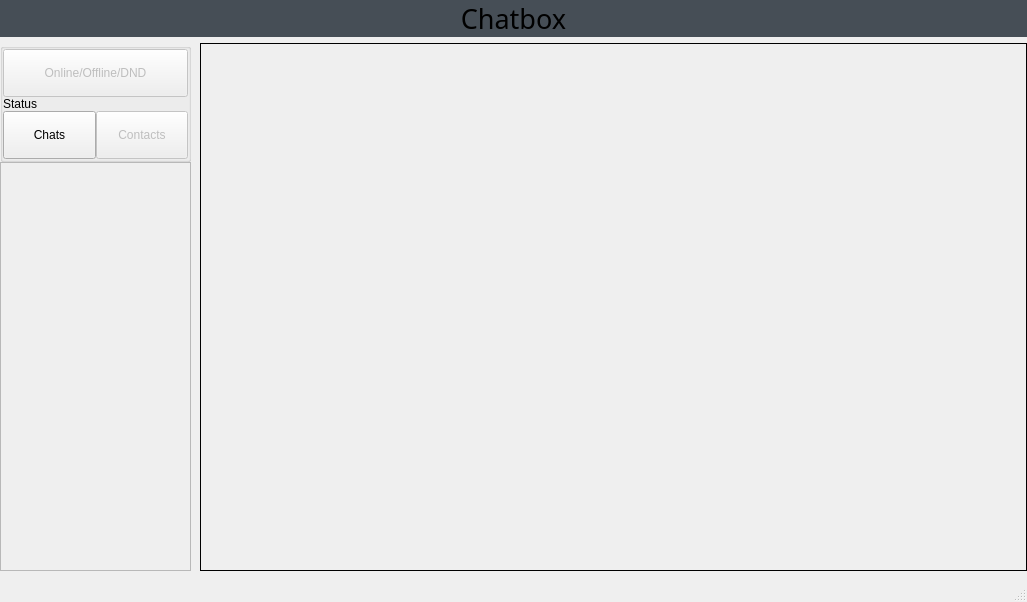
The window that Client_Chatbox/forms/mainwindow.ui (Schmock83/Chatbox) describes before a commit, drawn with Qt 5.
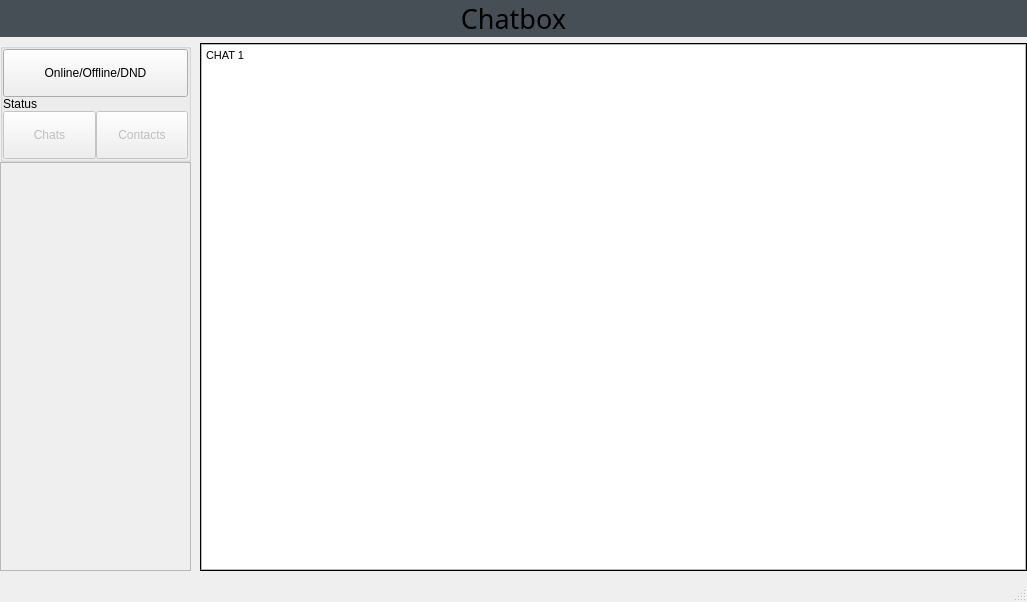
The same window after the commit. The open tabs and pages were chosen to show the change.

Commit message: added stylesheet for QLabel

Diff of the .ui file:
```diff
--- a/Client_Chatbox/forms/mainwindow.ui
+++ b/Client_Chatbox/forms/mainwindow.ui
@@ -483,16 +483,6 @@
                   </property>
                  </widget>
                 </item>
-                <item row="0" column="0">
-                 <widget class="QPushButton" name="pushButton_2">
-                  <property name="enabled">
-                   <bool>false</bool>
-                  </property>
-                  <property name="text">
-                   <string>Online/Offline/DND</string>
-                  </property>
-                 </widget>
-                </item>
                 <item row="2" column="0">
                  <layout class="QHBoxLayout" name="horizontalLayout_2">
                   <property name="spacing">
@@ -500,6 +490,9 @@
                   </property>
                   <item>
                    <widget class="QPushButton" name="chat_button">
+                    <property name="enabled">
+                     <bool>false</bool>
+                    </property>
                     <property name="text">
                      <string>Chats</string>
                     </property>
@@ -517,6 +510,16 @@
                   </item>
                  </layout>
                 </item>
+                <item row="0" column="0">
+                 <widget class="QPushButton" name="pushButton_2">
+                  <property name="enabled">
+                   <bool>true</bool>
+                  </property>
+                  <property name="text">
+                   <string>Online/Offline/DND</string>
+                  </property>
+                 </widget>
+                </item>
                </layout>
               </widget>
              </item>
@@ -677,6 +680,62 @@
             <property name="frameShape">
              <enum>QFrame::Panel</enum>
             </property>
+            <widget class="QWidget" name="page_2">
+             <layout class="QGridLayout" name="gridLayout_15">
+              <property name="leftMargin">
+               <number>0</number>
+              </property>
+              <property name="topMargin">
+               <number>0</number>
+              </property>
+              <property name="rightMargin">
+               <number>0</number>
+              </property>
+              <property name="bottomMargin">
+               <number>0</number>
+              </property>
+              <property name="spacing">
+               <number>0</number>
+              </property>
+              <item row="0" column="0">
+               <layout class="QGridLayout" name="gridLayout_13">
+                <property name="spacing">
+                 <number>0</number>
+                </property>
+                <item row="0" column="0">
+                 <widget class="QTextBrowser" name="textBrowser">
+                  <property name="html">
+                   <string>&lt;!DOCTYPE HTML PUBLIC &quot;-//W3C//DTD HTML 4.0//EN&quot; &quot;http://www.w3.org/TR/REC-html40/strict.dtd&quot;&gt;
+&lt;html&gt;&lt;head&gt;&lt;meta name=&quot;qrichtext&quot; content=&quot;1&quot; /&gt;&lt;style type=&quot;text/css&quot;&gt;
+p, li { white-space: pre-wrap; }
+&lt;/style&gt;&lt;/head&gt;&lt;body style=&quot; font-family:'MS Shell Dlg 2'; font-size:8.25pt; font-weight:400; font-style:normal;&quot;&gt;
+&lt;p style=&quot; margin-top:0px; margin-bottom:0px; margin-left:0px; margin-right:0px; -qt-block-indent:0; text-indent:0px;&quot;&gt;CHAT 1&lt;/p&gt;&lt;/body&gt;&lt;/html&gt;</string>
+                  </property>
+                 </widget>
+                </item>
+               </layout>
+              </item>
+             </layout>
+            </widget>
+            <widget class="QWidget" name="page">
+             <layout class="QGridLayout" name="gridLayout_17">
+              <item row="0" column="0">
+               <layout class="QGridLayout" name="gridLayout_16">
+                <item row="0" column="0">
+                 <widget class="QTextBrowser" name="textBrowser_2">
+                  <property name="html">
+                   <string>&lt;!DOCTYPE HTML PUBLIC &quot;-//W3C//DTD HTML 4.0//EN&quot; &quot;http://www.w3.org/TR/REC-html40/strict.dtd&quot;&gt;
+&lt;html&gt;&lt;head&gt;&lt;meta name=&quot;qrichtext&quot; content=&quot;1&quot; /&gt;&lt;style type=&quot;text/css&quot;&gt;
+p, li { white-space: pre-wrap; }
+&lt;/style&gt;&lt;/head&gt;&lt;body style=&quot; font-family:'MS Shell Dlg 2'; font-size:8.25pt; font-weight:400; font-style:normal;&quot;&gt;
+&lt;p style=&quot; margin-top:0px; margin-bottom:0px; margin-left:0px; margin-right:0px; -qt-block-indent:0; text-indent:0px;&quot;&gt;CHAT 2&lt;/p&gt;&lt;/body&gt;&lt;/html&gt;</string>
+                  </property>
+                 </widget>
+                </item>
+               </layout>
+              </item>
+             </layout>
+            </widget>
            </widget>
           </item>
          </layout>
```
Left out of the diff: 24 changed lines with no effect on the pictures.
